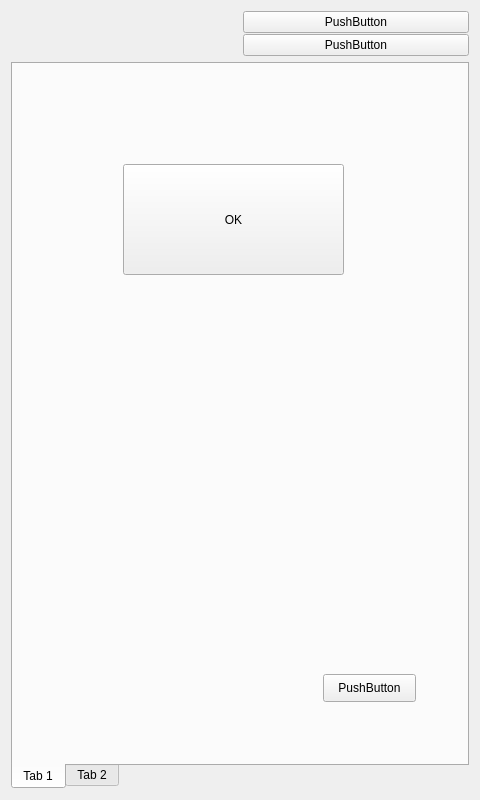
Qt form iDom_Client/idom_client.ui (cyniu88/QT_kurs) before a commit.
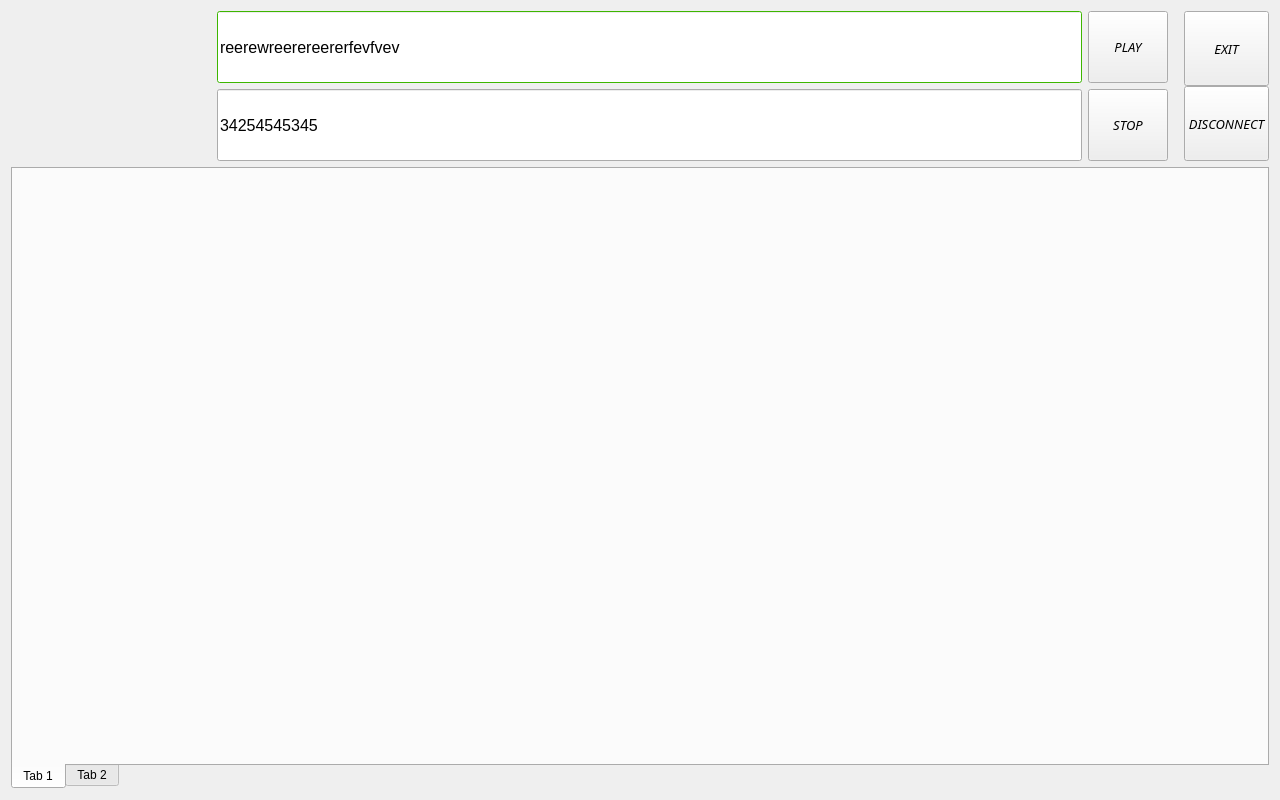
The same form after that commit. Icons and pictures are not drawn.

Diff of the .ui file:
```diff
--- a/iDom_Client/idom_client.ui
+++ b/iDom_Client/idom_client.ui
@@ -6,7 +6,7 @@
    <rect>
     <x>0</x>
     <y>0</y>
-    <width>480</width>
+    <width>1280</width>
     <height>800</height>
    </rect>
   </property>
@@ -25,6 +25,12 @@
   <property name="windowTitle">
    <string>iDom_Client</string>
   </property>
+  <property name="windowOpacity">
+   <double>3.000000000000000</double>
+  </property>
+  <property name="layoutDirection">
+   <enum>Qt::LeftToRight</enum>
+  </property>
   <property name="autoFillBackground">
    <bool>true</bool>
   </property>
@@ -42,41 +48,6 @@
     </size>
    </property>
    <layout class="QGridLayout" name="gridLayout">
-    <item row="0" column="0">
-     <layout class="QGridLayout" name="gridLayout_2">
-      <item row="0" column="0">
-       <widget class="QLabel" name="LOGO">
-        <property name="text">
-         <string/>
-        </property>
-        <property name="pixmap">
-         <pixmap>../build-iDom-cli/f/logo.png</pixmap>
-        </property>
-       </widget>
-      </item>
-      <item row="0" column="1">
-       <layout class="QVBoxLayout" name="verticalLayout_3">
-        <property name="spacing">
-         <number>1</number>
-        </property>
-        <item>
-         <widget class="QPushButton" name="pushButton_2">
-          <property name="text">
-           <string>PushButton</string>
-          </property>
-         </widget>
-        </item>
-        <item>
-         <widget class="QPushButton" name="pushButton">
-          <property name="text">
-           <string>PushButton</string>
-          </property>
-         </widget>
-        </item>
-       </layout>
-      </item>
-     </layout>
-    </item>
     <item row="1" column="0">
      <widget class="QTabWidget" name="tabWidget">
       <property name="minimumSize">
@@ -121,36 +92,6 @@
          <string>PushButton</string>
         </property>
        </widget>
-       <widget class="QPushButton" name="icona">
-        <property name="geometry">
-         <rect>
-          <x>110</x>
-          <y>100</y>
-          <width>221</width>
-          <height>111</height>
-         </rect>
-        </property>
-        <property name="maximumSize">
-         <size>
-          <width>16777215</width>
-          <height>16777211</height>
-         </size>
-        </property>
-        <property name="text">
-         <string>OK</string>
-        </property>
-        <property name="icon">
-         <iconset>
-          <normaloff>../build-iDom-cli/f/logo.png</normaloff>../build-iDom-cli/f/logo.png</iconset>
-        </property>
-        <property name="iconSize">
-         <size>
-          <width>150</width>
-          <height>125</height>
-         </size>
-        </property>
-       </widget>
-       <zorder>gridLayoutWidget</zorder>
        <zorder>pushButton_3</zorder>
        <zorder>icona</zorder>
       </widget>
@@ -161,6 +102,682 @@
       </widget>
      </widget>
     </item>
+    <item row="0" column="0">
+     <layout class="QGridLayout" name="gridLayout_2">
+      <item row="1" column="0">
+       <widget class="QLabel" name="LOGO">
+        <property name="minimumSize">
+         <size>
+          <width>200</width>
+          <height>150</height>
+         </size>
+        </property>
+        <property name="sizeIncrement">
+         <size>
+          <width>0</width>
+          <height>0</height>
+         </size>
+        </property>
+        <property name="layoutDirection">
+         <enum>Qt::LeftToRight</enum>
+        </property>
+        <property name="frameShape">
+         <enum>QFrame::NoFrame</enum>
+        </property>
+        <property name="frameShadow">
+         <enum>QFrame::Sunken</enum>
+        </property>
+        <property name="text">
+         <string/>
+        </property>
+        <property name="pixmap">
+         <pixmap>../build-iDom-cli/f/logo.png</pixmap>
+        </property>
+        <property name="alignment">
+         <set>Qt::AlignLeading|Qt::AlignLeft|Qt::AlignVCenter</set>
+        </property>
+       </widget>
+      </item>
+      <item row="1" column="3">
+       <spacer name="horizontalSpacer_2">
+        <property name="orientation">
+         <enum>Qt::Horizontal</enum>
+        </property>
+        <property name="sizeType">
+         <enum>QSizePolicy::Preferred</enum>
+        </property>
+        <property name="sizeHint" stdset="0">
+         <size>
+          <width>10</width>
+          <height>10</height>
+         </size>
+        </property>
+       </spacer>
+      </item>
+      <item row="1" column="4">
+       <layout class="QVBoxLayout" name="verticalLayout_3">
+        <property name="spacing">
+         <number>0</number>
+        </property>
+        <item>
+         <widget class="QPushButton" name="EXIT_button">
+          <property name="sizePolicy">
+           <sizepolicy hsizetype="Preferred" vsizetype="Preferred">
+            <horstretch>0</horstretch>
+            <verstretch>0</verstretch>
+           </sizepolicy>
+          </property>
+          <property name="maximumSize">
+           <size>
+            <width>250</width>
+            <height>16777215</height>
+           </size>
+          </property>
+          <property name="font">
+           <font>
+            <family>Impact</family>
+            <pointsize>10</pointsize>
+            <italic>true</italic>
+           </font>
+          </property>
+          <property name="text">
+           <string>EXIT</string>
+          </property>
+         </widget>
+        </item>
+        <item>
+         <widget class="QPushButton" name="disconnectButton">
+          <property name="sizePolicy">
+           <sizepolicy hsizetype="Preferred" vsizetype="Preferred">
+            <horstretch>0</horstretch>
+            <verstretch>0</verstretch>
+           </sizepolicy>
+          </property>
+          <property name="maximumSize">
+           <size>
+            <width>250</width>
+            <height>16777215</height>
+           </size>
+          </property>
+          <property name="palette">
+           <palette>
+            <active>
+             <colorrole role="Link">
+              <brush brushstyle="SolidPattern">
+               <color alpha="255">
+                <red>170</red>
+                <green>255</green>
+                <blue>0</blue>
+               </color>
+              </brush>
+             </colorrole>
+            </active>
+            <inactive>
+             <colorrole role="Link">
+              <brush brushstyle="SolidPattern">
+               <color alpha="255">
+                <red>0</red>
+                <green>0</green>
+                <blue>255</blue>
+               </color>
+              </brush>
+             </colorrole>
+            </inactive>
+            <disabled>
+             <colorrole role="Link">
+              <brush brushstyle="SolidPattern">
+               <color alpha="255">
+                <red>0</red>
+                <green>0</green>
+                <blue>255</blue>
+               </color>
+              </brush>
+             </colorrole>
+            </disabled>
+           </palette>
+          </property>
+          <property name="font">
+           <font>
+            <family>Impact</family>
+            <pointsize>10</pointsize>
+            <italic>true</italic>
+           </font>
+          </property>
+          <property name="layoutDirection">
+           <enum>Qt::RightToLeft</enum>
+          </property>
+          <property name="text">
+           <string>DISCONNECT</string>
+          </property>
+         </widget>
+        </item>
+       </layout>
+      </item>
+      <item row="1" column="2">
+       <layout class="QVBoxLayout" name="verticalLayout">
+        <item>
+         <widget class="QPushButton" name="playButton">
+          <property name="sizePolicy">
+           <sizepolicy hsizetype="Preferred" vsizetype="Preferred">
+            <horstretch>0</horstretch>
+            <verstretch>0</verstretch>
+           </sizepolicy>
+          </property>
+          <property name="maximumSize">
+           <size>
+            <width>250</width>
+            <height>16777215</height>
+           </size>
+          </property>
+          <property name="font">
+           <font>
+            <family>Impact</family>
+            <pointsize>10</pointsize>
+            <italic>true</italic>
+           </font>
+          </property>
+          <property name="text">
+           <string>PLAY</string>
+          </property>
+         </widget>
+        </item>
+        <item>
+         <widget class="QPushButton" name="stopButton">
+          <property name="sizePolicy">
+           <sizepolicy hsizetype="Preferred" vsizetype="Preferred">
+            <horstretch>0</horstretch>
+            <verstretch>0</verstretch>
+           </sizepolicy>
+          </property>
+          <property name="maximumSize">
+           <size>
+            <width>250</width>
+            <height>16777215</height>
+           </size>
+          </property>
+          <property name="font">
+           <font>
+            <family>Impact</family>
+            <pointsize>10</pointsize>
+            <italic>true</italic>
+           </font>
+          </property>
+          <property name="text">
+           <string>STOP</string>
+          </property>
+         </widget>
+        </item>
+       </layout>
+      </item>
+      <item row="0" column="1">
+       <layout class="QVBoxLayout" name="verticalLayout_2"/>
+      </item>
+      <item row="1" column="1">
+       <layout class="QVBoxLayout" name="verticalLayout_4">
+        <item>
+         <widget class="QLineEdit" name="titleTXT">
+          <property name="sizePolicy">
+           <sizepolicy hsizetype="Expanding" vsizetype="Preferred">
+            <horstretch>0</horstretch>
+            <verstretch>0</verstretch>
+           </sizepolicy>
+          </property>
+          <property name="palette">
+           <palette>
+            <active>
+             <colorrole role="WindowText">
+              <brush brushstyle="SolidPattern">
+               <color alpha="255">
+                <red>0</red>
+                <green>0</green>
+                <blue>0</blue>
+               </color>
+              </brush>
+             </colorrole>
+             <colorrole role="Button">
+              <brush brushstyle="SolidPattern">
+               <color alpha="255">
+                <red>85</red>
+                <green>255</green>
+                <blue>0</blue>
+               </color>
+              </brush>
+             </colorrole>
+             <colorrole role="Light">
+              <brush brushstyle="SolidPattern">
+               <color alpha="255">
+                <red>170</red>
+                <green>255</green>
+                <blue>127</blue>
+               </color>
+              </brush>
+             </colorrole>
+             <colorrole role="Midlight">
+              <brush brushstyle="SolidPattern">
+               <color alpha="255">
+                <red>127</red>
+                <green>255</green>
+                <blue>63</blue>
+               </color>
+              </brush>
+             </colorrole>
+             <colorrole role="Dark">
+              <brush brushstyle="SolidPattern">
+               <color alpha="255">
+                <red>42</red>
+                <green>127</green>
+                <blue>0</blue>
+               </color>
+              </brush>
+             </colorrole>
+             <colorrole role="Mid">
+              <brush brushstyle="SolidPattern">
+               <color alpha="255">
+                <red>56</red>
+                <green>170</green>
+                <blue>0</blue>
+               </color>
+              </brush>
+             </colorrole>
+             <colorrole role="Text">
+              <brush brushstyle="SolidPattern">
+               <color alpha="255">
+                <red>0</red>
+                <green>0</green>
+                <blue>0</blue>
+               </color>
+              </brush>
+             </colorrole>
+             <colorrole role="BrightText">
+              <brush brushstyle="SolidPattern">
+               <color alpha="255">
+                <red>255</red>
+                <green>255</green>
+                <blue>255</blue>
+               </color>
+              </brush>
+             </colorrole>
+             <colorrole role="ButtonText">
+              <brush brushstyle="SolidPattern">
+               <color alpha="255">
+                <red>0</red>
+                <green>0</green>
+                <blue>0</blue>
+               </color>
+              </brush>
+             </colorrole>
+             <colorrole role="Base">
+              <brush brushstyle="SolidPattern">
+               <color alpha="255">
+                <red>255</red>
+                <green>255</green>
+                <blue>255</blue>
+               </color>
+              </brush>
+             </colorrole>
+             <colorrole role="Window">
+              <brush brushstyle="SolidPattern">
+               <color alpha="255">
+                <red>85</red>
+                <green>255</green>
+                <blue>0</blue>
+               </color>
+              </brush>
+             </colorrole>
+             <colorrole role="Shadow">
+              <brush brushstyle="SolidPattern">
+               <color alpha="255">
+                <red>0</red>
+                <green>0</green>
+                <blue>0</blue>
+               </color>
+              </brush>
+             </colorrole>
+             <colorrole role="AlternateBase">
+              <brush brushstyle="SolidPattern">
+               <color alpha="255">
+                <red>170</red>
+                <green>255</green>
+                <blue>127</blue>
+               </color>
+              </brush>
+             </colorrole>
+             <colorrole role="ToolTipBase">
+              <brush brushstyle="SolidPattern">
+               <color alpha="255">
+                <red>255</red>
+                <green>255</green>
+                <blue>220</blue>
+               </color>
+              </brush>
+             </colorrole>
+             <colorrole role="ToolTipText">
+              <brush brushstyle="SolidPattern">
+               <color alpha="255">
+                <red>0</red>
+                <green>0</green>
+                <blue>0</blue>
+               </color>
+              </brush>
+             </colorrole>
+            </active>
+            <inactive>
+             <colorrole role="WindowText">
+              <brush brushstyle="SolidPattern">
+               <color alpha="255">
+                <red>0</red>
+                <green>0</green>
+                <blue>0</blue>
+               </color>
+              </brush>
+             </colorrole>
+             <colorrole role="Button">
+              <brush brushstyle="SolidPattern">
+               <color alpha="255">
+                <red>85</red>
+                <green>255</green>
+                <blue>0</blue>
+               </color>
+              </brush>
+             </colorrole>
+             <colorrole role="Light">
+              <brush brushstyle="SolidPattern">
+               <color alpha="255">
+                <red>170</red>
+                <green>255</green>
+                <blue>127</blue>
+               </color>
+              </brush>
+             </colorrole>
+             <colorrole role="Midlight">
+              <brush brushstyle="SolidPattern">
+               <color alpha="255">
+                <red>127</red>
+                <green>255</green>
+                <blue>63</blue>
+               </color>
+              </brush>
+             </colorrole>
+             <colorrole role="Dark">
+              <brush brushstyle="SolidPattern">
+               <color alpha="255">
+                <red>42</red>
+                <green>127</green>
+                <blue>0</blue>
+               </color>
+              </brush>
+             </colorrole>
+             <colorrole role="Mid">
+              <brush brushstyle="SolidPattern">
+               <color alpha="255">
+                <red>56</red>
+                <green>170</green>
+                <blue>0</blue>
+               </color>
+              </brush>
+             </colorrole>
+             <colorrole role="Text">
+              <brush brushstyle="SolidPattern">
+               <color alpha="255">
+                <red>0</red>
+                <green>0</green>
+                <blue>0</blue>
+               </color>
+              </brush>
+             </colorrole>
+             <colorrole role="BrightText">
+              <brush brushstyle="SolidPattern">
+               <color alpha="255">
+                <red>255</red>
+                <green>255</green>
+                <blue>255</blue>
+               </color>
+              </brush>
+             </colorrole>
+             <colorrole role="ButtonText">
+              <brush brushstyle="SolidPattern">
+               <color alpha="255">
+                <red>0</red>
+                <green>0</green>
+                <blue>0</blue>
+               </color>
+              </brush>
+             </colorrole>
+             <colorrole role="Base">
+              <brush brushstyle="SolidPattern">
+               <color alpha="255">
+                <red>255</red>
+                <green>255</green>
+                <blue>255</blue>
+               </color>
+              </brush>
+             </colorrole>
+             <colorrole role="Window">
+              <brush brushstyle="SolidPattern">
+               <color alpha="255">
+                <red>85</red>
+                <green>255</green>
+                <blue>0</blue>
+               </color>
+              </brush>
+             </colorrole>
+             <colorrole role="Shadow">
+              <brush brushstyle="SolidPattern">
+               <color alpha="255">
+                <red>0</red>
+                <green>0</green>
+                <blue>0</blue>
+               </color>
+              </brush>
+             </colorrole>
+             <colorrole role="AlternateBase">
+              <brush brushstyle="SolidPattern">
+               <color alpha="255">
+                <red>170</red>
+                <green>255</green>
+                <blue>127</blue>
+               </color>
+              </brush>
+             </colorrole>
+             <colorrole role="ToolTipBase">
+              <brush brushstyle="SolidPattern">
+               <color alpha="255">
+                <red>255</red>
+                <green>255</green>
+                <blue>220</blue>
+               </color>
+              </brush>
+             </colorrole>
+             <colorrole role="ToolTipText">
+              <brush brushstyle="SolidPattern">
+               <color alpha="255">
+                <red>0</red>
+                <green>0</green>
+                <blue>0</blue>
+               </color>
+              </brush>
+             </colorrole>
+            </inactive>
+            <disabled>
+             <colorrole role="WindowText">
+              <brush brushstyle="SolidPattern">
+               <color alpha="255">
+                <red>42</red>
+                <green>127</green>
+                <blue>0</blue>
+               </color>
+              </brush>
+             </colorrole>
+             <colorrole role="Button">
+              <brush brushstyle="SolidPattern">
+               <color alpha="255">
+                <red>85</red>
+                <green>255</green>
+                <blue>0</blue>
+               </color>
+              </brush>
+             </colorrole>
+             <colorrole role="Light">
+              <brush brushstyle="SolidPattern">
+               <color alpha="255">
+                <red>170</red>
+                <green>255</green>
+                <blue>127</blue>
+               </color>
+              </brush>
+             </colorrole>
+             <colorrole role="Midlight">
+              <brush brushstyle="SolidPattern">
+               <color alpha="255">
+                <red>127</red>
+                <green>255</green>
+                <blue>63</blue>
+               </color>
+              </brush>
+             </colorrole>
+             <colorrole role="Dark">
+              <brush brushstyle="SolidPattern">
+               <color alpha="255">
+                <red>42</red>
+                <green>127</green>
+                <blue>0</blue>
+               </color>
+              </brush>
+             </colorrole>
+             <colorrole role="Mid">
+              <brush brushstyle="SolidPattern">
+               <color alpha="255">
+                <red>56</red>
+                <green>170</green>
+                <blue>0</blue>
+               </color>
+              </brush>
+             </colorrole>
+             <colorrole role="Text">
+              <brush brushstyle="SolidPattern">
+               <color alpha="255">
+                <red>42</red>
+                <green>127</green>
+                <blue>0</blue>
+               </color>
+              </brush>
+             </colorrole>
+             <colorrole role="BrightText">
+              <brush brushstyle="SolidPattern">
+               <color alpha="255">
+                <red>255</red>
+                <green>255</green>
+                <blue>255</blue>
+               </color>
+              </brush>
+             </colorrole>
+             <colorrole role="ButtonText">
+              <brush brushstyle="SolidPattern">
+               <color alpha="255">
+                <red>42</red>
+                <green>127</green>
+                <blue>0</blue>
+               </color>
+              </brush>
+             </colorrole>
+             <colorrole role="Base">
+              <brush brushstyle="SolidPattern">
+               <color alpha="255">
+                <red>85</red>
+                <green>255</green>
+                <blue>0</blue>
+               </color>
+              </brush>
+             </colorrole>
+             <colorrole role="Window">
+              <brush brushstyle="SolidPattern">
+               <color alpha="255">
+                <red>85</red>
+                <green>255</green>
+                <blue>0</blue>
+               </color>
+              </brush>
+             </colorrole>
+             <colorrole role="Shadow">
+              <brush brushstyle="SolidPattern">
+               <color alpha="255">
+                <red>0</red>
+                <green>0</green>
+                <blue>0</blue>
+               </color>
+              </brush>
+             </colorrole>
+             <colorrole role="AlternateBase">
+              <brush brushstyle="SolidPattern">
+               <color alpha="255">
+                <red>85</red>
+                <green>255</green>
+                <blue>0</blue>
+               </color>
+              </brush>
+             </colorrole>
+             <colorrole role="ToolTipBase">
+              <brush brushstyle="SolidPattern">
+               <color alpha="255">
+                <red>255</red>
+                <green>255</green>
+                <blue>220</blue>
+               </color>
+              </brush>
+             </colorrole>
+             <colorrole role="ToolTipText">
+              <brush brushstyle="SolidPattern">
+               <color alpha="255">
+                <red>0</red>
+                <green>0</green>
+                <blue>0</blue>
+               </color>
+              </brush>
+             </colorrole>
+            </disabled>
+           </palette>
+          </property>
+          <property name="font">
+           <font>
+            <pointsize>12</pointsize>
+           </font>
+          </property>
+          <property name="inputMask">
+           <string>reerewreerereererfevfvev</string>
+          </property>
+          <property name="readOnly">
+           <bool>true</bool>
+          </property>
+          <property name="clearButtonEnabled">
+           <bool>false</bool>
+          </property>
+         </widget>
+        </item>
+        <item>
+         <widget class="QLineEdit" name="volumeTXT">
+          <property name="sizePolicy">
+           <sizepolicy hsizetype="Preferred" vsizetype="Preferred">
+            <horstretch>0</horstretch>
+            <verstretch>0</verstretch>
+           </sizepolicy>
+          </property>
+          <property name="font">
+           <font>
+            <pointsize>12</pointsize>
+           </font>
+          </property>
+          <property name="inputMask">
+           <string>34254545345</string>
+          </property>
+          <property name="readOnly">
+           <bool>true</bool>
+          </property>
+         </widget>
+        </item>
+       </layout>
+      </item>
+     </layout>
+    </item>
    </layout>
   </widget>
  </widget>
```
Left out of the diff: 22 changed lines with no effect on the pictures.
